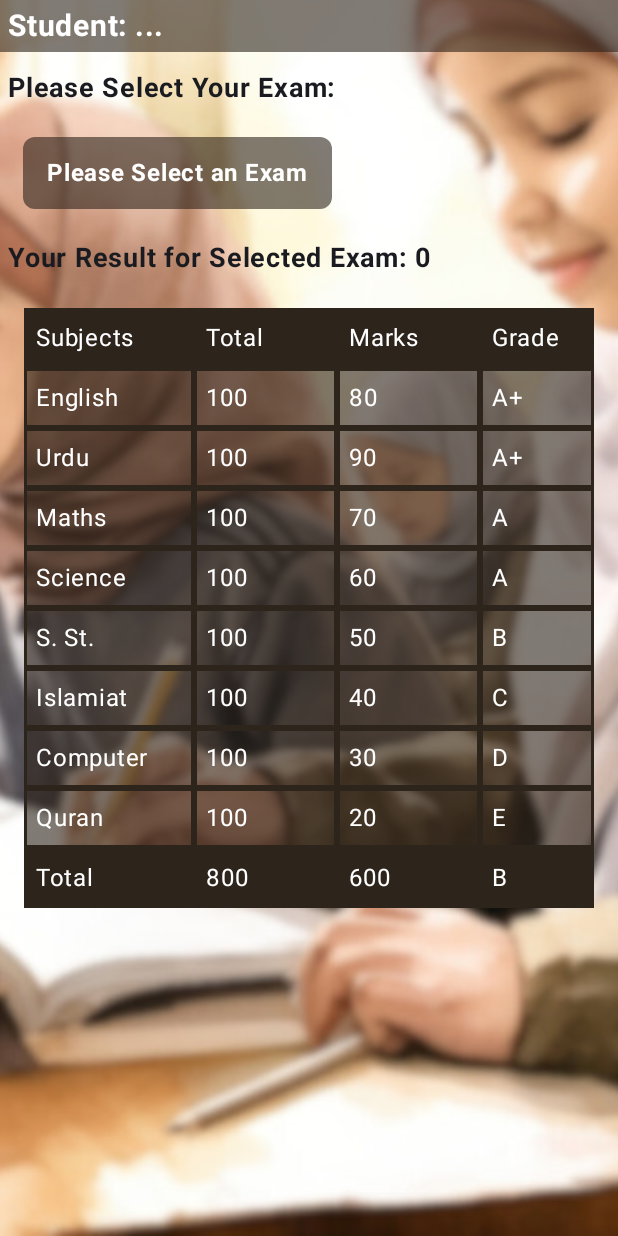
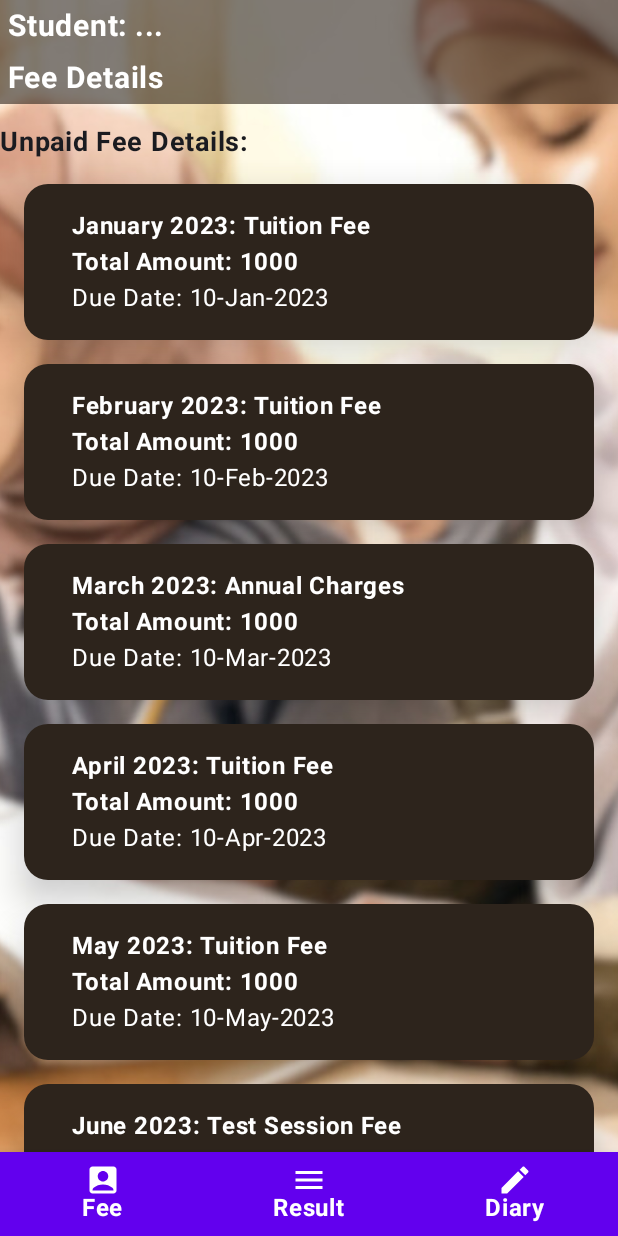
Before and after one commit to tasawarahmed/AlWahabJetPack, an Android app built with Jetpack Compose: the StudentDetailsActivity screen opened directly, with no data from a screen before it, on a phone screen of 412 x 824 dp. Run offline under Robolectric (Android 15) with nearby library versions, the phone set to English and light mode, and no system bars.

Commit message:
Added a Bottom Navigation Bar

```diff
--- a/app/build.gradle.kts
+++ b/app/build.gradle.kts
@@ -66,6 +66,9 @@ dependencies {
     implementation(platform("androidx.compose:compose-bom:2023.08.00"))
     implementation("androidx.compose.ui:ui:1.6.0")
     implementation("androidx.compose.runtime:runtime:1.6.0")
+    //implementation("androidx.navigation.navigation-compose:2.4.0-alpha10")
+    implementation("androidx.navigation:navigation-compose:2.7.7")
+    implementation("androidx.compose.material:material:1.6.1")
 
     testImplementation("junit:junit:4.13.2")
     androidTestImplementation("androidx.test.ext:junit:1.1.5")
--- /dev/null
+++ b/app/src/main/java/com/inanutshellglobal/alwahabjetpack/BottomBarScreen.kt
@@ -0,0 +1,31 @@
+package com.inanutshellglobal.alwahabjetpack
+
+import androidx.compose.ui.graphics.vector.ImageVector
+import androidx.compose.material.icons.Icons
+import androidx.compose.material.icons.filled.AccountBox
+import androidx.compose.material.icons.filled.Edit
+import androidx.compose.material.icons.filled.Home
+import androidx.compose.material.icons.filled.Menu
+
+
+sealed class BottomBarScreen (
+    val route: String,
+    val title: String,
+    val icon: ImageVector
+) {
+    object Fee: BottomBarScreen(
+        route = "fee",
+        title = "Fee",
+        icon = Icons.Default.AccountBox
+    )
+    object Diary: BottomBarScreen(
+        route = "diary",
+        title = "Diary",
+        icon = Icons.Default.Edit
+    )
+    object Result: BottomBarScreen(
+        route = "result",
+        title = "Result",
+        icon = Icons.Default.Menu
+    )
+}
--- /dev/null
+++ b/app/src/main/java/com/inanutshellglobal/alwahabjetpack/BottomNavGraph.kt
@@ -0,0 +1,24 @@
+package com.inanutshellglobal.alwahabjetpack
+
+import androidx.compose.runtime.Composable
+import androidx.navigation.NavHostController
+import androidx.navigation.compose.NavHost
+import androidx.navigation.compose.composable
+import com.inanutshellglobal.alwahabjetpack.Composables.StudentDiary
+import com.inanutshellglobal.alwahabjetpack.Composables.StudentFee
+import com.inanutshellglobal.alwahabjetpack.Composables.StudentResult
+
+@Composable
+fun BottomNavGraph(navController: NavHostController){
+    NavHost(navController = navController, startDestination = BottomBarScreen.Fee.route){
+        composable(route = BottomBarScreen.Fee.route){
+            StudentFee()
+        }
+        composable(route = BottomBarScreen.Diary.route){
+            StudentDiary()
+        }
+        composable(route = BottomBarScreen.Result.route){
+            StudentResult()
+        }
+    }
+}
--- a/app/src/main/java/com/inanutshellglobal/alwahabjetpack/Composables/StudentDetailsComposable.kt
+++ b/app/src/main/java/com/inanutshellglobal/alwahabjetpack/Composables/StudentFee.kt
@@ -30,7 +30,7 @@ import com.inanutshellglobal.alwahabjetpack.models.fees
 import com.inanutshellglobal.alwahabjetpack.R
 
 @Composable
-fun StudentDetails() {
+fun StudentFee() {
     Box(
         modifier = Modifier.fillMaxSize(),
         contentAlignment = Alignment.Center
--- a/app/src/main/java/com/inanutshellglobal/alwahabjetpack/GuestActivity.kt
+++ b/app/src/main/java/com/inanutshellglobal/alwahabjetpack/GuestActivity.kt
@@ -12,7 +12,6 @@ import androidx.compose.ui.Modifier
 import androidx.compose.ui.tooling.preview.Preview
 import com.inanutshellglobal.alwahabjetpack.Composables.AnnouncementList
 import com.inanutshellglobal.alwahabjetpack.Composables.announcements
-import com.inanutshellglobal.alwahabjetpack.UiElements.BottomAppBarExample
 import com.inanutshellglobal.alwahabjetpack.ui.theme.AlWahabJetPackTheme
 
 class GuestActivity : ComponentActivity() {
--- a/app/src/main/java/com/inanutshellglobal/alwahabjetpack/StudentDetailsActivity.kt
+++ b/app/src/main/java/com/inanutshellglobal/alwahabjetpack/StudentDetailsActivity.kt
@@ -3,14 +3,32 @@ package com.inanutshellglobal.alwahabjetpack
 import android.os.Bundle
 import androidx.activity.ComponentActivity
 import androidx.activity.compose.setContent
+import androidx.compose.foundation.layout.RowScope
 import androidx.compose.foundation.layout.fillMaxSize
 import androidx.compose.material3.MaterialTheme
+import androidx.compose.material3.Scaffold
 import androidx.compose.material3.Surface
 import androidx.compose.runtime.Composable
+import androidx.compose.runtime.getValue
 import androidx.compose.ui.Modifier
 import androidx.compose.ui.tooling.preview.Preview
-import com.inanutshellglobal.alwahabjetpack.Composables.StudentResult
+import androidx.navigation.NavHostController
+import androidx.navigation.compose.currentBackStackEntryAsState
+import androidx.navigation.compose.rememberNavController
 import com.inanutshellglobal.alwahabjetpack.ui.theme.AlWahabJetPackTheme
+import androidx.compose.material.BottomNavigation
+import androidx.compose.material.BottomNavigationItem
+import androidx.compose.material.ContentAlpha
+import androidx.compose.material.LocalContentColor
+import androidx.compose.material3.Icon
+import androidx.compose.material3.Text
+import androidx.compose.ui.graphics.Color
+import androidx.compose.ui.graphics.vector.ImageVector
+import androidx.compose.ui.text.font.FontWeight
+import androidx.navigation.NavDestination
+import androidx.navigation.NavDestination.Companion.hierarchy
+import androidx.navigation.NavGraph.Companion.findStartDestination
+
 
 class StudentDetailsActivity : ComponentActivity() {
     override fun onCreate(savedInstanceState: Bundle?) {
@@ -22,13 +40,69 @@ class StudentDetailsActivity : ComponentActivity() {
                     modifier = Modifier.fillMaxSize(),
                     color = MaterialTheme.colorScheme.background
                 ) {
-                    StudentResult()
+                    MainScreen()
                 }
             }
         }
     }
 }
 
+@Composable
+fun MainScreen(){
+    val navController = rememberNavController()
+    Scaffold(
+        bottomBar = {BottomBar(navController = navController)},
+    ) {
+        it.calculateBottomPadding()
+        BottomNavGraph(navController = navController)
+
+    }
+}
+
+@Composable
+fun BottomBar(navController: NavHostController){
+    val screens = listOf(
+        BottomBarScreen.Fee,
+        BottomBarScreen.Result,
+        BottomBarScreen.Diary
+    )
+    val navBackStackEntry by navController.currentBackStackEntryAsState()
+    val currentDestination = navBackStackEntry?.destination
+
+    BottomNavigation(){
+        screens.forEach {screen ->
+            AddItem(screen = screen, currentDestination = currentDestination, navController = navController)
+        }
+
+    }
+}
+
+@Composable
+fun RowScope.AddItem(
+    screen: BottomBarScreen,
+    currentDestination: NavDestination?,
+    navController: NavHostController
+){
+    BottomNavigationItem(
+        label = {
+            Text(text = screen.title, fontWeight = FontWeight.Bold, color = Color.White)
+        },
+        icon = {
+            Icon(imageVector = screen.icon, contentDescription = "Navigation Icon", tint = Color.White)
+        },
+        selected = currentDestination?.hierarchy?.any {
+            it.route == screen.route
+        } == true,
+        selectedContentColor = LocalContentColor.current,
+        unselectedContentColor = LocalContentColor.current.copy(alpha = ContentAlpha.disabled),
+        onClick = {
+            navController.navigate(screen.route){
+                popUpTo(navController.graph.findStartDestination().id)
+                launchSingleTop = true
+            }
+        }
+    )
+}
 
 @Preview(showBackground = true)
 @Composable
```
Also changed, not shown: app/src/main/java/com/inanutshellglobal/alwahabjetpack/UiElements/BottomNavigationBar.kt (deleted, +0 -147 lines).
